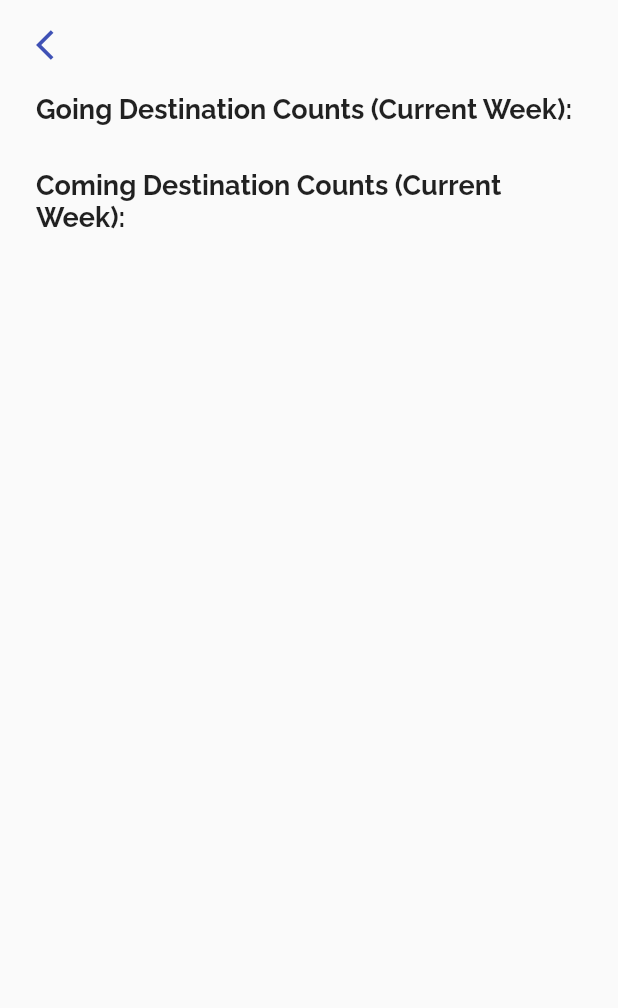
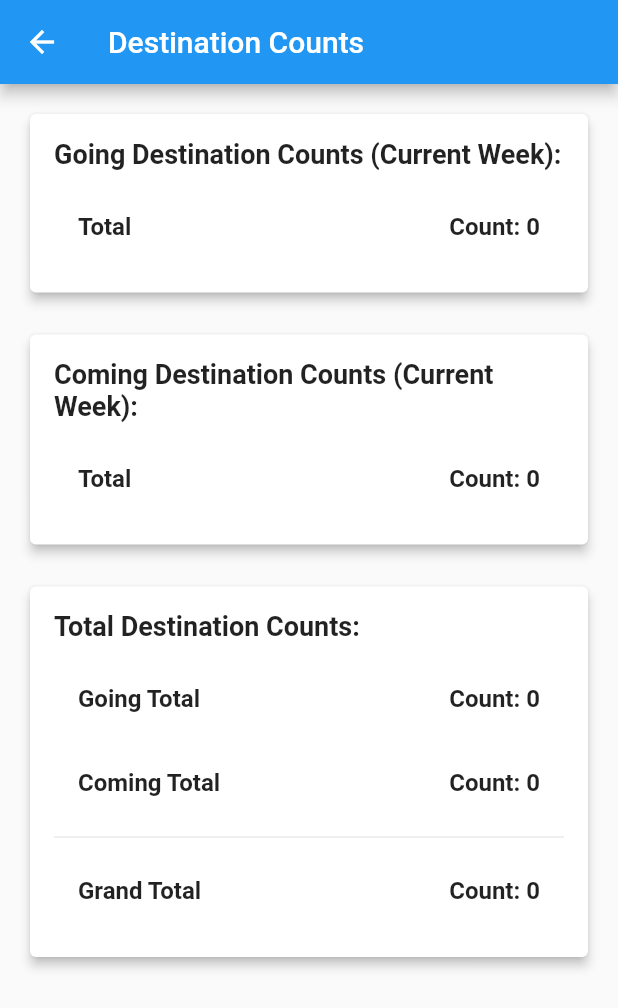
Before and after one commit to 0019-KDU/Lego-MobileApp, a Flutter app: the ComeGoing screen opened directly with empty values, on a phone screen of 412 x 824 dp. Shown: the top 1008 px of the screen. Run offline on Flutter 3.47's test engine with Material 2 defaults, Android fonts, the phone set to English and light mode, and no system bars; our stand-ins replace cloud_firestore, firebase_auth, firebase_core, firebase_database, firebase_messaging, firebase_storage and 7 more; accounts and stored records are empty.

Commit message:
update daily attendace
add tottal count of both states

```diff
--- a/lib/admin_include/daily_attendance.dart
+++ b/lib/admin_include/daily_attendance.dart
@@ -1,12 +1,11 @@
 import 'package:cloud_firestore/cloud_firestore.dart';
 import 'package:flutter/material.dart';
-import 'package:lego/components/app_styles.dart';
 
 class ComeGoing extends StatefulWidget {
   const ComeGoing(List<int> list, {Key? key}) : super(key: key);
 
   @override
-  State<ComeGoing> createState() => _ComeGoingState();
+  _ComeGoingState createState() => _ComeGoingState();
 }
 
 class _ComeGoingState extends State<ComeGoing> {
@@ -45,6 +44,14 @@ class _ComeGoingState extends State<ComeGoing> {
     goingDestinationCounts = _countDestinations(goingDocs);
     comingDestinationCounts = _countDestinations(comingDocs);
 
+    // Calculate and add total counts
+    final int totalGoingCount =
+        goingDestinationCounts.values.fold(0, (a, b) => a + b);
+    final int totalComingCount =
+        comingDestinationCounts.values.fold(0, (a, b) => a + b);
+    goingDestinationCounts['Total'] = totalGoingCount;
+    comingDestinationCounts['Total'] = totalComingCount;
+
     setState(() {}); // Trigger a rebuild to display the counts
   }
 
@@ -65,28 +72,13 @@ class _ComeGoingState extends State<ComeGoing> {
   @override
   Widget build(BuildContext context) {
     return Scaffold(
-      body: SafeArea(
-        child: Container(
-          margin: const EdgeInsets.only(top: 18, left: 24, right: 24),
-          child: Column(
-            mainAxisAlignment: MainAxisAlignment.start,
-            crossAxisAlignment: CrossAxisAlignment.start,
+      appBar: AppBar(
+        title: const Text('Destination Counts'),
+      ),
+      body: Padding(
+        padding: const EdgeInsets.all(16.0),
+        child: ListView(
           children: [
-              Row(
-                mainAxisAlignment: MainAxisAlignment.spaceBetween,
-                children: [
-                  GestureDetector(
-                    onTap: () {
-                      Navigator.pop(context);
-                    },
-                    child: const Icon(
-                      Icons.arrow_back_ios,
-                      color: Colors.indigo,
-                    ),
-                  ),
-                ],
-              ),
-              const SizedBox(height: 20),
             _buildDestinationCountSection(
               "Going Destination Counts (Current Week):",
               goingDestinationCounts,
@@ -96,8 +88,9 @@ class _ComeGoingState extends State<ComeGoing> {
               "Coming Destination Counts (Current Week):",
               comingDestinationCounts,
             ),
+            const SizedBox(height: 20),
+            _buildTotalCountSection(),
           ],
-          ),
         ),
       ),
     );
@@ -107,53 +100,90 @@ class _ComeGoingState extends State<ComeGoing> {
     String title,
     Map<String, int> destinationCounts,
   ) {
-    return Column(
+    return Card(
+      elevation: 3,
+      child: Padding(
+        padding: const EdgeInsets.all(16),
+        child: Column(
           crossAxisAlignment: CrossAxisAlignment.start,
           children: [
             Text(
               title,
-          style: ralewayStyle.copyWith(
+              style: const TextStyle(
                 fontSize: 18,
                 fontWeight: FontWeight.bold,
               ),
             ),
             const SizedBox(height: 10),
-        ListView.builder(
-          shrinkWrap: true,
-          itemCount: destinationCounts.length,
-          itemBuilder: (context, index) {
-            final entry = destinationCounts.entries.elementAt(index);
+            Column(
+              children: destinationCounts.entries.map((entry) {
                 return _buildDestinationCountCard(entry.key, entry.value);
-          },
+              }).toList(),
             ),
           ],
+        ),
+      ),
+    );
+  }
+
+  Widget _buildTotalCountSection() {
+    final totalGoingCount = goingDestinationCounts['Total'] ?? 0;
+    final totalComingCount = comingDestinationCounts['Total'] ?? 0;
+    final grandTotal = totalGoingCount + totalComingCount;
+
+    return Card(
+      elevation: 3,
+      child: Padding(
+        padding: const EdgeInsets.all(16),
+        child: Column(
+          crossAxisAlignment: CrossAxisAlignment.start,
+          children: [
+            const Text(
+              "Total Destination Counts:",
+              style: TextStyle(
+                fontSize: 18,
+                fontWeight: FontWeight.bold,
+              ),
+            ),
+            const SizedBox(height: 10),
+            _buildTotalCountCard("Going Total", totalGoingCount),
+            _buildTotalCountCard("Coming Total", totalComingCount),
+            const Divider(),
+            _buildTotalCountCard("Grand Total", grandTotal),
+          ],
+        ),
+      ),
+    );
+  }
+
+  Widget _buildTotalCountCard(String title, int count) {
+    return ListTile(
+      title: Text(
+        title,
+        style: const TextStyle(
+          fontSize: 16,
+          fontWeight: FontWeight.bold,
+        ),
+      ),
+      trailing: Text(
+        "Count: $count",
+        style: const TextStyle(fontSize: 16, fontWeight: FontWeight.bold),
+      ),
     );
   }
 
   Widget _buildDestinationCountCard(String destination, int count) {
-    return Card(
-      elevation: 3,
-      margin: const EdgeInsets.symmetric(vertical: 8),
-      child: Padding(
-        padding: const EdgeInsets.all(16),
-        child: Row(
-          mainAxisAlignment: MainAxisAlignment.spaceBetween,
-          children: [
-            Text(
+    return ListTile(
+      title: Text(
         destination,
         style: const TextStyle(
           fontSize: 16,
           fontWeight: FontWeight.bold,
         ),
       ),
-            Text(
+      trailing: Text(
         "Count: $count",
-              style: const TextStyle(
-                fontSize: 16,
-              ),
-            ),
-          ],
-        ),
+        style: const TextStyle(fontSize: 16, fontWeight: FontWeight.bold),
       ),
     );
   }
```
Lines whose indentation alone changed are shown as unchanged.
